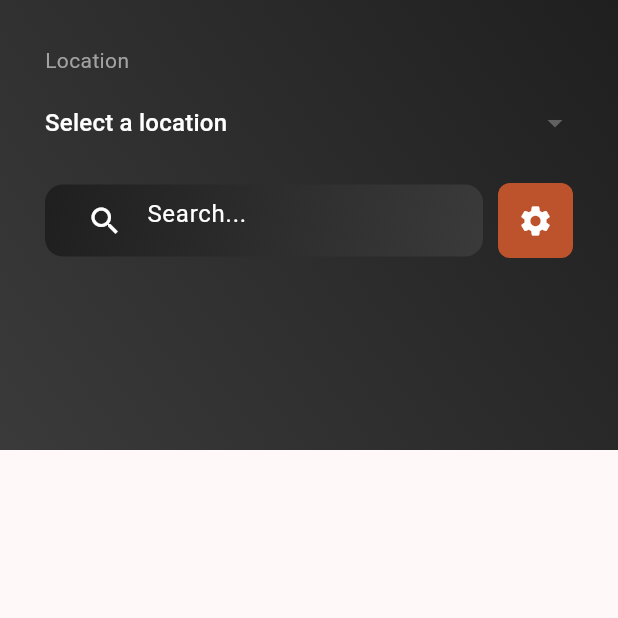
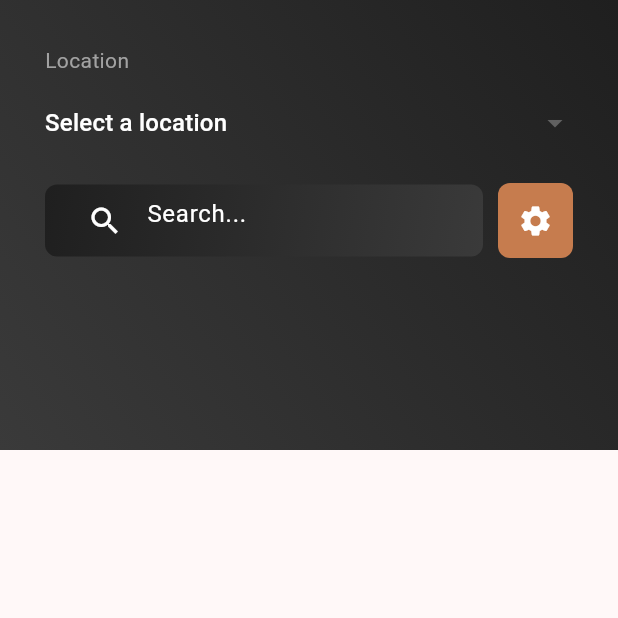
Before and after one commit to AbdedjalilKaci/coffe_shop, a Flutter app: the Homepage screen opened directly, on a phone screen of 412 x 824 dp, the top half of it. Run offline on Flutter 3.47's test engine with Material 3 defaults, Android fonts, the phone set to English and light mode, and no system bars.

Commit message:
add home page

```diff
--- a/lib/screens/homepage.dart
+++ b/lib/screens/homepage.dart
@@ -64,7 +64,7 @@ class _HomepageState extends State<Homepage> {
                           width: 50,
                           height: 50,
                           decoration: BoxDecoration(
-                            color: const Color.fromARGB(255, 189, 83, 44),
+                            color: const Color(0xFFC67C4E),
                             borderRadius: BorderRadius.circular(8),
                           ),
                           child: const Icon(
--- a/lib/widgets/searchbox.dart
+++ b/lib/widgets/searchbox.dart
@@ -25,7 +25,7 @@ class SearchBox extends StatelessWidget {
           begin: Alignment.topLeft,
           end: Alignment.bottomRight,
         ),
-        borderRadius: BorderRadius.circular(12),
+        borderRadius: BorderRadius.circular(8),
       ),
       child: TextField(
         controller: controller,
```
